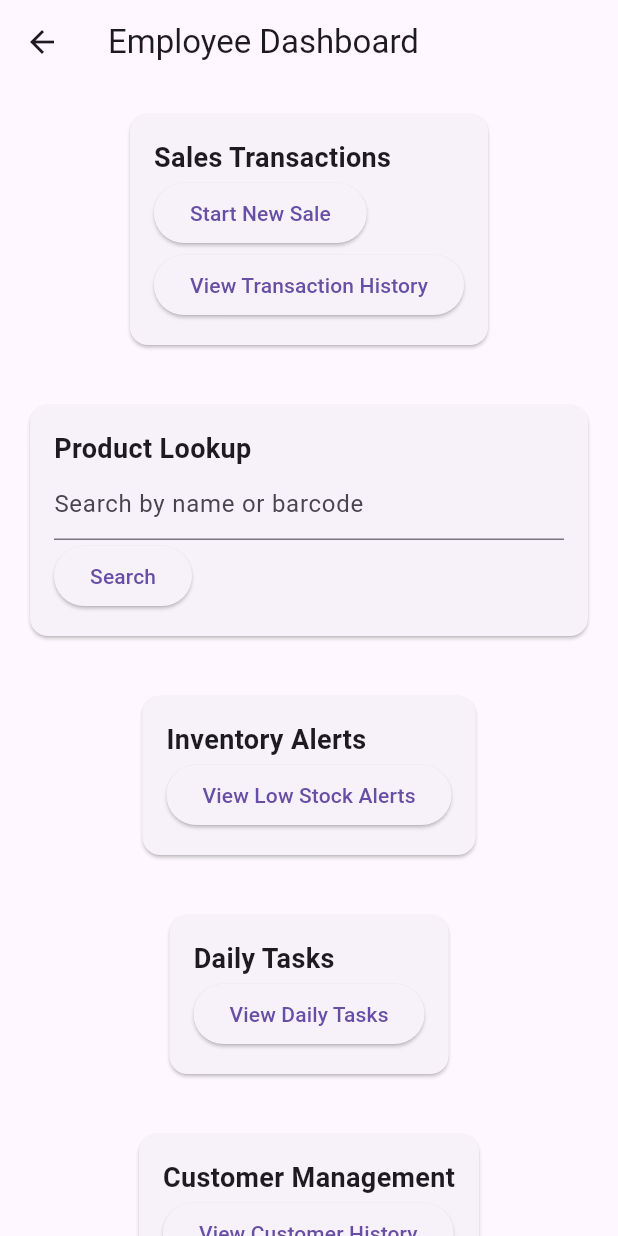
After one commit to Tech-Gammer/Pharmacy_POS_SYSTEM, a Flutter app: the EmployeeDashboard screen opened by its route, on a phone screen of 412 x 824 dp. The commit adds this screen. Run offline on Flutter 3.47's test engine with Material 3 defaults, Android fonts, the phone set to English and light mode, and no system bars; our stand-ins replace firebase_auth, firebase_core, firebase_database; accounts and stored records are empty.

Commit message:
Added newasdasd

```diff
--- /dev/null
+++ b/lib/Front_side/Employee_DashBoard.dart
@@ -0,0 +1,137 @@
+// front_side/employee_dashboard.dart
+import 'package:flutter/material.dart';
+
+class EmployeeDashboard extends StatelessWidget {
+  const EmployeeDashboard({Key? key}) : super(key: key);
+// For Manager Dashboard
+  @override
+  Widget build(BuildContext context) {
+    return Scaffold(
+      appBar: AppBar(title: const Text('Employee Dashboard')),
+      body: SingleChildScrollView(
+        child: Column(
+          children: [
+            Padding(
+              padding: const EdgeInsets.all(16.0),
+              child: Card(
+                child: Padding(
+                  padding: const EdgeInsets.all(16.0),
+                  child: Column(
+                    crossAxisAlignment: CrossAxisAlignment.start,
+                    children: [
+                      const Text('Sales Transactions', style: TextStyle(fontSize: 18, fontWeight: FontWeight.bold)),
+                      ElevatedButton(
+                        onPressed: () {
+                          // Navigate to new sale page
+                        },
+                        child: const Text('Start New Sale'),
+                      ),
+                      ElevatedButton(
+                        onPressed: () {
+                          // Navigate to transaction history page
+                        },
+                        child: const Text('View Transaction History'),
+                      ),
+                    ],
+                  ),
+                ),
+              ),
+            ),
+
+            // Product Lookup Section
+            Padding(
+              padding: const EdgeInsets.all(16.0),
+              child: Card(
+                child: Padding(
+                  padding: const EdgeInsets.all(16.0),
+                  child: Column(
+                    crossAxisAlignment: CrossAxisAlignment.start,
+                    children: [
+                      const Text('Product Lookup', style: TextStyle(fontSize: 18, fontWeight: FontWeight.bold)),
+                      TextField(
+                        decoration: const InputDecoration(hintText: 'Search by name or barcode'),
+                      ),
+                      ElevatedButton(
+                        onPressed: () {
+                          // Implement product search
+                        },
+                        child: const Text('Search'),
+                      ),
+                    ],
+                  ),
+                ),
+              ),
+            ),
+
+            // Inventory Alerts Section
+            Padding(
+              padding: const EdgeInsets.all(16.0),
+              child: Card(
+                child: Padding(
+                  padding: const EdgeInsets.all(16.0),
+                  child: Column(
+                    crossAxisAlignment: CrossAxisAlignment.start,
+                    children: [
+                      const Text('Inventory Alerts', style: TextStyle(fontSize: 18, fontWeight: FontWeight.bold)),
+                      ElevatedButton(
+                        onPressed: () {
+                          // Navigate to inventory alerts page
+                        },
+                        child: const Text('View Low Stock Alerts'),
+                      ),
+                    ],
+                  ),
+                ),
+              ),
+            ),
+
+            // Daily Tasks Section
+            Padding(
+              padding: const EdgeInsets.all(16.0),
+              child: Card(
+                child: Padding(
+                  padding: const EdgeInsets.all(16.0),
+                  child: Column(
+                    crossAxisAlignment: CrossAxisAlignment.start,
+                    children: [
+                      const Text('Daily Tasks', style: TextStyle(fontSize: 18, fontWeight: FontWeight.bold)),
+                      // Add checklist or task list here
+                      ElevatedButton(
+                        onPressed: () {
+                          // View daily tasks checklist
+                        },
+                        child: const Text('View Daily Tasks'),
+                      ),
+                    ],
+                  ),
+                ),
+              ),
+            ),
+
+            // Customer Management Section
+            Padding(
+              padding: const EdgeInsets.all(16.0),
+              child: Card(
+                child: Padding(
+                  padding: const EdgeInsets.all(16.0),
+                  child: Column(
+                    crossAxisAlignment: CrossAxisAlignment.start,
+                    children: [
+                      const Text('Customer Management', style: TextStyle(fontSize: 18, fontWeight: FontWeight.bold)),
+                      ElevatedButton(
+                        onPressed: () {
+                          // Navigate to customer management page
+                        },
+                        child: const Text('View Customer History'),
+                      ),
+                    ],
+                  ),
+                ),
+              ),
+            ),
+          ],
+        ),
+      ),
+    );
+  }
+}
```
Also changed, not shown: lib/Front_side/Manager_DashBoard.dart (added, +217 -0 lines), lib/Front_side/drawerfile.dart (added, +268 -0 lines), lib/Providers/userprovider.dart (+67 -6 lines), lib/auth_pages/Loginpage.dart (+20 -7 lines), lib/main.dart (+10 -1 lines).
